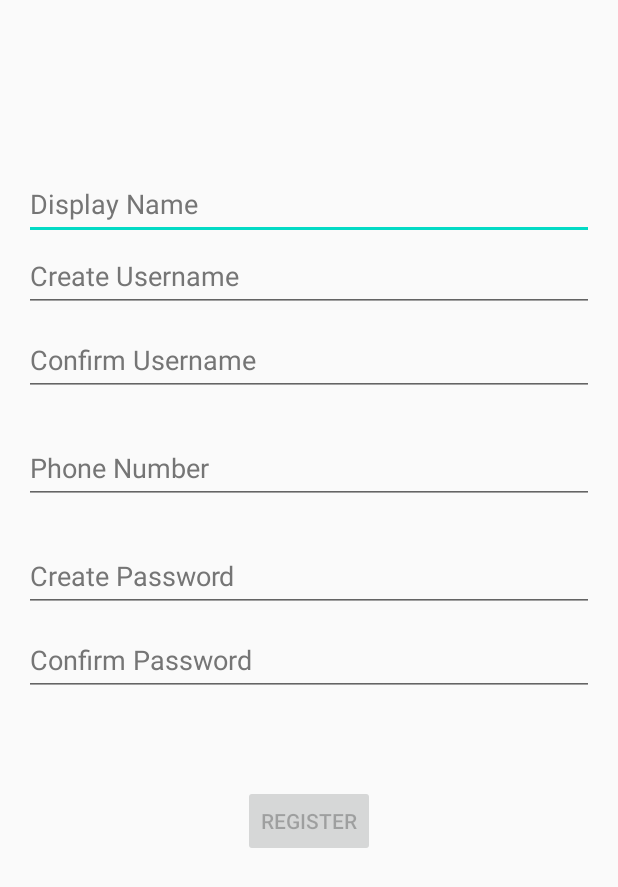
After one commit to louiebalouie/EGR302-Prescription-App, an Android app: the layout activity_registration.xml on its own in the app's theme, with its tools: preview values and no code run, on a phone screen of 412 x 824 dp. The commit adds this screen. Shown: the top 887 px of the screen. Run offline under Robolectric (Android 15) with nearby library versions, the phone set to English and light mode, and no system bars.

Commit message:
Registration Commit

```diff
--- a/app/src/main/java/com/example/prescriptionapp/MainActivity.java
+++ b/app/src/main/java/com/example/prescriptionapp/MainActivity.java
@@ -132,11 +132,11 @@ public class MainActivity extends AppCompatActivity {
     }
 
     public void goDrugs (View v) {
-        getSupportFragmentManager().beginTransaction().replace(R.id.container, new Drugs()).commit();
+        getSupportFragmentManager().beginTransaction().replace(R.id.container, new RegisterActivity()).commit();
     }
 
     public void goPrescriptions (View v) {
-        getSupportFragmentManager().beginTransaction().replace(R.id.container, new PrescriptionLog()).commit();
+        getSupportFragmentManager().beginTransaction().replace(R.id.container, new PrescriptionLogFragment()).commit();
     }
 
     /*
--- /dev/null
+++ b/app/src/main/res/layout/activity_registration.xml
@@ -0,0 +1,153 @@
+<?xml version="1.0" encoding="utf-8"?>
+<androidx.constraintlayout.widget.ConstraintLayout xmlns:android="http://schemas.android.com/apk/res/android"
+    xmlns:app="http://schemas.android.com/apk/res-auto"
+    xmlns:tools="http://schemas.android.com/tools"
+    android:id="@+id/container"
+    android:layout_width="match_parent"
+    android:layout_height="match_parent"
+    android:paddingLeft="@dimen/activity_horizontal_margin"
+    android:paddingTop="@dimen/activity_vertical_margin"
+    android:paddingRight="@dimen/activity_horizontal_margin"
+    android:paddingBottom="@dimen/activity_vertical_margin"
+    tools:context="com.example.prescriptionapp.RegisterActivity">
+
+
+
+
+
+
+    <EditText
+        android:id="@+id/name"
+        android:layout_width="0dp"
+        android:layout_height="wrap_content"
+        android:layout_marginTop="96dp"
+        android:hint="Display Name"
+        android:inputType="textEmailAddress"
+        android:minHeight="48dp"
+        android:selectAllOnFocus="true"
+        android:textColorHint="#757575"
+        app:layout_constraintEnd_toEndOf="parent"
+        app:layout_constraintStart_toStartOf="parent"
+        app:layout_constraintTop_toTopOf="parent" />
+
+<!--    <EditText-->
+<!--        android:id="@+id/name2"-->
+<!--        android:layout_width="0dp"-->
+<!--        android:layout_height="wrap_content"-->
+<!--        android:layout_marginTop="8dp"-->
+<!--        android:hint="@string/prompt_email2"-->
+<!--        android:inputType="textEmailAddress"-->
+<!--        android:minHeight="48dp"-->
+<!--        android:selectAllOnFocus="true"-->
+<!--        android:textColorHint="#757575"-->
+<!--        app:layout_constraintEnd_toEndOf="parent"-->
+<!--        app:layout_constraintStart_toStartOf="parent"-->
+<!--        app:layout_constraintTop_toBottomOf="@+id/name" />-->
+
+
+    <EditText
+        android:id="@+id/username"
+        android:layout_width="0dp"
+        android:layout_height="wrap_content"
+        android:layout_marginTop="48dp"
+        android:hint="@string/prompt_email"
+        android:inputType="textEmailAddress"
+        android:minHeight="48dp"
+        android:selectAllOnFocus="true"
+        android:textColorHint="#757575"
+        app:layout_constraintEnd_toEndOf="parent"
+        app:layout_constraintStart_toStartOf="parent"
+        app:layout_constraintTop_toTopOf="@+id/name" />
+
+    <EditText
+        android:id="@+id/username2"
+        android:layout_width="0dp"
+        android:layout_height="wrap_content"
+        android:layout_marginTop="8dp"
+        android:hint="@string/prompt_email2"
+        android:inputType="textEmailAddress"
+        android:minHeight="48dp"
+        android:selectAllOnFocus="true"
+        android:textColorHint="#757575"
+        app:layout_constraintEnd_toEndOf="parent"
+        app:layout_constraintStart_toStartOf="parent"
+        app:layout_constraintTop_toBottomOf="@+id/username" />
+
+    <EditText
+        android:id="@+id/phone"
+        android:layout_width="0dp"
+        android:layout_height="wrap_content"
+        android:layout_marginTop="24dp"
+        android:hint="Phone Number"
+        android:imeActionLabel="@string/action_sign_in_short"
+        android:imeOptions="actionDone"
+        android:inputType="number"
+        android:minHeight="48dp"
+        android:selectAllOnFocus="true"
+        android:textColorHint="#757575"
+        app:layout_constraintEnd_toEndOf="parent"
+        app:layout_constraintStart_toStartOf="parent"
+        app:layout_constraintTop_toBottomOf="@+id/username2" />
+
+    <EditText
+        android:id="@+id/password"
+        android:layout_width="0dp"
+        android:layout_height="wrap_content"
+        android:layout_marginTop="24dp"
+        android:hint="@string/prompt_password"
+        android:imeActionLabel="@string/action_sign_in_short"
+        android:imeOptions="actionDone"
+        android:inputType="textPassword"
+        android:minHeight="48dp"
+        android:selectAllOnFocus="true"
+        android:textColorHint="#757575"
+        app:layout_constraintEnd_toEndOf="parent"
+        app:layout_constraintStart_toStartOf="parent"
+        app:layout_constraintTop_toBottomOf="@+id/phone" />
+
+    <EditText
+        android:id="@+id/password2"
+        android:layout_width="0dp"
+        android:layout_height="wrap_content"
+        android:layout_marginTop="8dp"
+        android:hint="@string/prompt_password2"
+        android:imeActionLabel="@string/action_sign_in_short"
+        android:imeOptions="actionDone"
+        android:inputType="textPassword"
+        android:minHeight="48dp"
+        android:selectAllOnFocus="true"
+        android:textColorHint="#757575"
+        app:layout_constraintEnd_toEndOf="parent"
+        app:layout_constraintStart_toStartOf="parent"
+        app:layout_constraintTop_toBottomOf="@+id/password" />
+
+    <Button
+        android:id="@+id/login"
+        android:layout_width="wrap_content"
+        android:layout_height="wrap_content"
+        android:layout_gravity="start"
+        android:layout_marginTop="16dp"
+        android:layout_marginBottom="64dp"
+        android:enabled="false"
+        android:text="@string/action_sign_in"
+        app:layout_constraintBottom_toBottomOf="parent"
+        app:layout_constraintEnd_toEndOf="parent"
+        app:layout_constraintStart_toStartOf="parent"
+        app:layout_constraintTop_toBottomOf="@+id/password2"
+        app:layout_constraintVertical_bias="0.2" />
+
+    <ProgressBar
+        android:id="@+id/loading"
+        android:layout_width="wrap_content"
+        android:layout_height="wrap_content"
+        android:layout_gravity="center"
+        android:layout_marginTop="64dp"
+        android:layout_marginBottom="64dp"
+        android:visibility="gone"
+        app:layout_constraintBottom_toBottomOf="parent"
+        app:layout_constraintEnd_toEndOf="@+id/password"
+        app:layout_constraintStart_toStartOf="@+id/password"
+        app:layout_constraintTop_toTopOf="parent"
+        app:layout_constraintVertical_bias="0.3" />
+
+</androidx.constraintlayout.widget.ConstraintLayout>
--- a/app/src/main/res/values/colors.xml
+++ b/app/src/main/res/values/colors.xml
@@ -3,4 +3,7 @@
       <color name="colorPrimary">#6200EE</color>
       <color name="colorPrimaryDark">#3700B3</color>
       <color name="colorAccent">#03DAC5</color>
+    <color name="colorWhite">#FFFFFF</color>
+    <color name="colorBlack">#000000</color>
+    <color name="colorLightBlue">#43B7D0</color>
   </resources>
--- a/app/src/main/res/values/dimens.xml
+++ b/app/src/main/res/values/dimens.xml
@@ -1,3 +1,5 @@
 <resources>
     <dimen name="fab_margin">16dp</dimen>
+    <dimen name="activity_horizontal_margin">16dp</dimen>
+    <dimen name="activity_vertical_margin">16dp</dimen>
 </resources>
--- a/app/src/main/res/values/strings.xml
+++ b/app/src/main/res/values/strings.xml
@@ -23,4 +23,10 @@
     <string name="invalid_password">Password must be >5 characters</string>
     <string name="login_failed">"Login failed"</string>
     <string name="title_activity_scan">ScanActivity</string>
+
+    <!-- Strings related to the Prescription Log -->
+    <string name="Alprazolam">Alprazolam Last Taken at 7:57am (4 hours, 57 minutes ago) Next dose recommended for 11:57am (Can Safely Consume Next Dose)</string>
+    <string name="Lisinopril">Lisinopril Last Taken at 9:20am (2 hours, 37 minutes ago) No additional doses recommended today</string>
+    <string name="Levothyroxine">Levothyroxine Last Taken at 10:40am (1 hour, 17 minutes ago) No additional doses recommended today</string>
+    <string name="Metformin">Metformin Last Taken at 11:40am (17 minutes ago) Next dose recommended for 7:40pm (7 hours, 43 minutes to go)</string>
 </resources>
```
Also changed, not shown: app/src/main/java/com/example/prescriptionapp/PrescriptionLogFragment.java (renamed from app/src/main/java/com/example/prescriptionapp/PrescriptionLog.java, +5 -5 lines), app/src/main/java/com/example/prescriptionapp/RegisterActivity.java (added, +159 -0 lines), app/src/main/java/com/example/prescriptionapp/RegistrationDataSource.java (added, +39 -0 lines), app/src/main/java/com/example/prescriptionapp/RegistrationFormState.java (added, +57 -0 lines), app/src/main/java/com/example/prescriptionapp/RegistrationInUserView.java (added, +17 -0 lines), app/src/main/java/com/example/prescriptionapp/RegistrationRepository.java (added, +54 -0 lines), app/src/main/java/com/example/prescriptionapp/RegistrationResult.java (added, +31 -0 lines), app/src/main/java/com/example/prescriptionapp/RegistrationViewModel.java (added, +73 -0 lines), app/src/main/java/com/example/prescriptionapp/RegistrationViewModelFactory.java (added, +26 -0 lines), app/src/main/res/drawable/back.xml (added, +10 -0 lines), app/src/main/res/layout/fragment_prescription_log.xml (+52 -1 lines).
